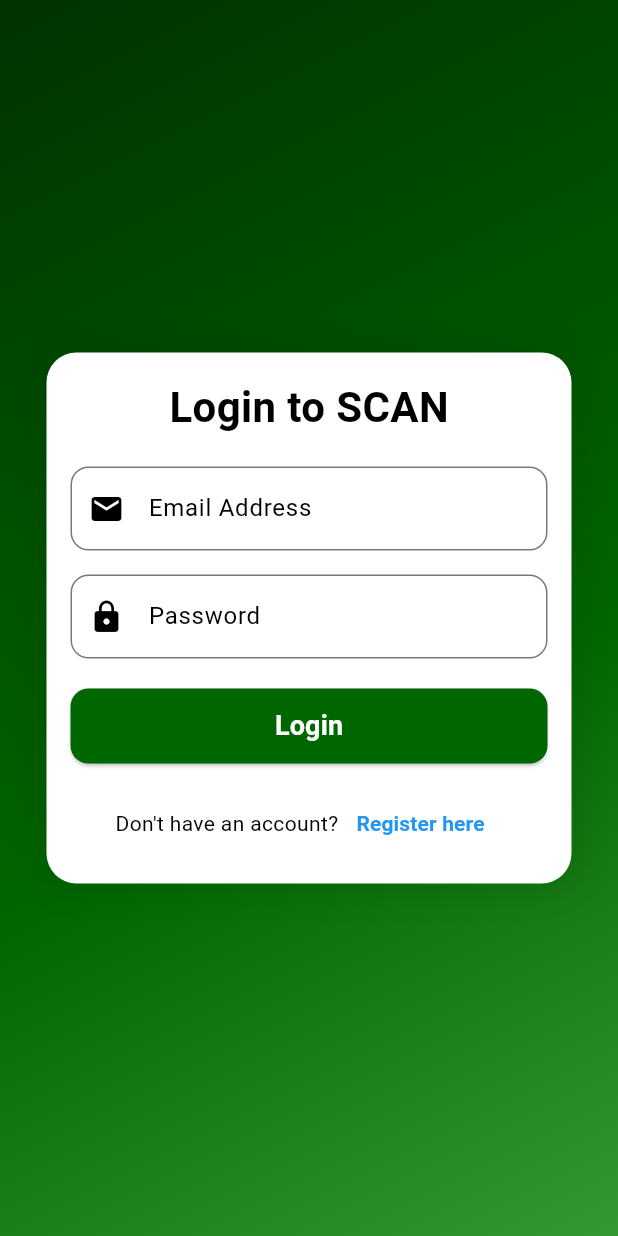
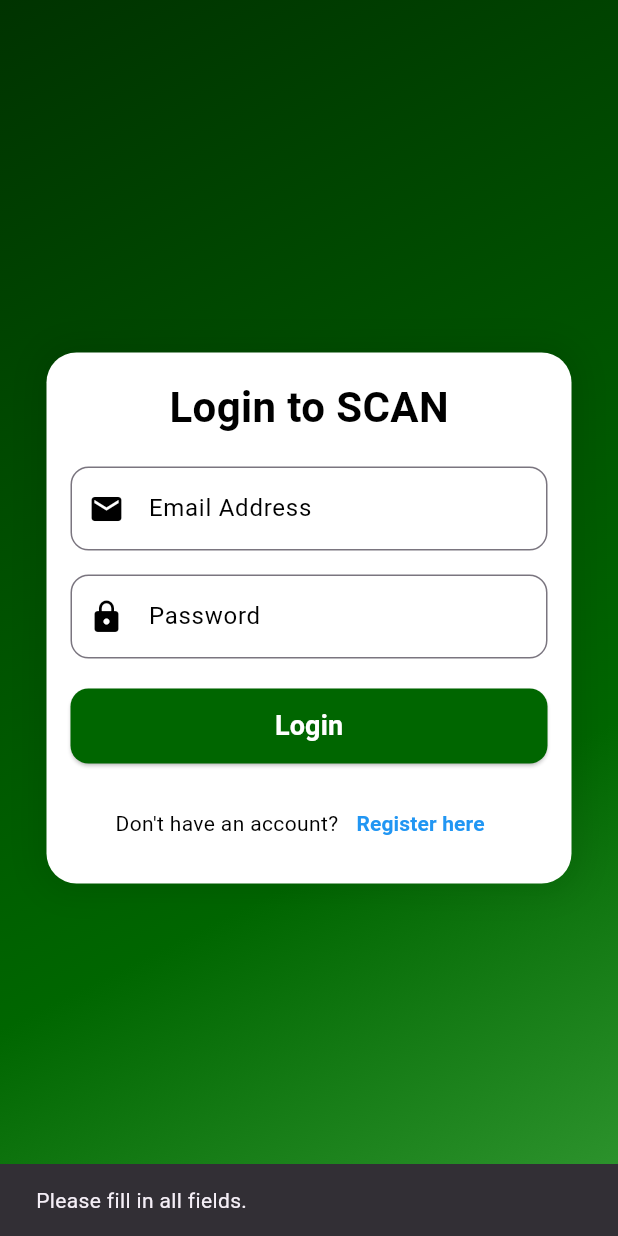
Before and after one commit to zahir248/receiptlog, a Flutter app: the screen it shows after launch, after a tap on "Login", on a phone screen of 412 x 824 dp. Run offline on Flutter 3.47's test engine with Material 3 defaults, Android fonts, the phone set to English and light mode, and no system bars; our stand-ins replace fluttertoast.

Commit message:
add login function

```diff
--- a/lib/views/login.dart
+++ b/lib/views/login.dart
@@ -1,25 +1,28 @@
 import 'package:flutter/material.dart';
 
 import 'register.dart';
+import '../controllers/login.dart';
 
 class LoginPage extends StatelessWidget {
   const LoginPage({super.key});
 
   @override
   Widget build(BuildContext context) {
+    final TextEditingController emailController = TextEditingController();
+    final TextEditingController passwordController = TextEditingController();
+
     return Scaffold(
       body: Container(
-        decoration: BoxDecoration(
+        decoration: const BoxDecoration(
           gradient: LinearGradient(
             begin: Alignment.topLeft,
             end: Alignment.bottomRight,
             colors: [
-              Color(0xFF003300), // Deep dark green
-              Color(0xFF004d00), // Slightly lighter dark green
-              Color(0xFF006600), // Richer green tone
-              Color(0xFF339933), // Vibrant green at the top
+              Color(0xFF003300),
+              Color(0xFF004d00),
+              Color(0xFF006600),
+              Color(0xFF339933),
             ],
-            stops: [0.0, 0.3, 0.6, 1.0], // Gradient stops to match your pattern
           ),
         ),
         child: Center(
@@ -49,8 +52,9 @@ class LoginPage extends StatelessWidget {
                   ),
                 ),
                 const SizedBox(height: 20),
-                // Email field with icon
+                // Email field
                 TextField(
+                  controller: emailController,
                   decoration: const InputDecoration(
                     prefixIcon: Icon(Icons.email, color: Colors.black),
                     labelText: 'Email Address',
@@ -62,8 +66,9 @@ class LoginPage extends StatelessWidget {
                   keyboardType: TextInputType.emailAddress,
                 ),
                 const SizedBox(height: 16),
-                // Password field with icon
+                // Password field
                 TextField(
+                  controller: passwordController,
                   obscureText: true,
                   decoration: const InputDecoration(
                     prefixIcon: Icon(Icons.lock, color: Colors.black),
@@ -75,19 +80,28 @@ class LoginPage extends StatelessWidget {
                   ),
                 ),
                 const SizedBox(height: 20),
-                // Login button with same width as text fields
+                // Login button
                 SizedBox(
-                  width: double.infinity, // Make the button take up the full width
+                  width: double.infinity,
                   child: ElevatedButton(
                     onPressed: () {
-                      // Handle login action
+                      final email = emailController.text.trim();
+                      final password = passwordController.text.trim();
+
+                      if (email.isNotEmpty && password.isNotEmpty) {
+                        LoginController.login(email, password, context);
+                      } else {
+                        ScaffoldMessenger.of(context).showSnackBar(
+                          const SnackBar(content: Text("Please fill in all fields.")),
+                        );
+                      }
                     },
                     style: ElevatedButton.styleFrom(
                       padding: const EdgeInsets.symmetric(vertical: 12.0),
                       shape: RoundedRectangleBorder(
                         borderRadius: BorderRadius.circular(12),
                       ),
-                      primary: const Color(0xFF006600), // Deep green
+                      primary: const Color(0xFF006600),
                       onPrimary: Colors.white,
                     ),
                     child: const Text(
--- a/lib/views/register.dart
+++ b/lib/views/register.dart
@@ -83,8 +83,8 @@ class RegisterPage extends StatelessWidget {
           fontSize: 16.0,
         );
 
-        // Wait for 3 seconds before navigating to login page
-        Future.delayed(Duration(seconds: 3), () {
+        // Wait for 1 seconds before navigating to login page
+        Future.delayed(Duration(seconds: 1), () {
           Navigator.pop(context); // Go back to the previous page (login)
         });
       } else {
```
Also changed, not shown: lib/controllers/login.dart (added, +95 -0 lines), lib/views/dashboard.dart (added, +59 -0 lines).
